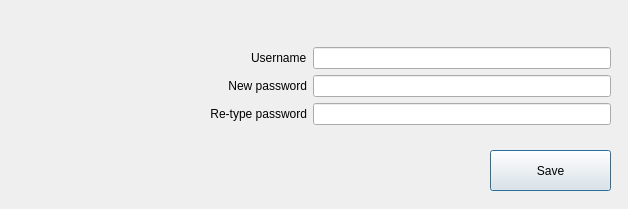
Old version of the form MyCovidRecord/changepassword.ui in the repository gagabon501/cs106-2.
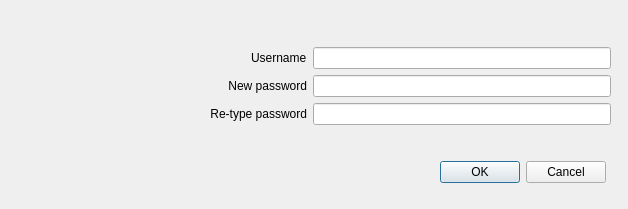
New version of the form. Icons and pictures are not drawn.

Patch:
```diff
--- a/MyCovidRecord/changepassword.ui
+++ b/MyCovidRecord/changepassword.ui
@@ -32,19 +32,6 @@
     <bool>true</bool>
    </property>
   </widget>
-  <widget class="QPushButton" name="pushButton">
-   <property name="geometry">
-    <rect>
-     <x>490</x>
-     <y>150</y>
-     <width>121</width>
-     <height>41</height>
-    </rect>
-   </property>
-   <property name="text">
-    <string>Save</string>
-   </property>
-  </widget>
   <widget class="QWidget" name="layoutWidget">
    <property name="geometry">
     <rect>
@@ -110,6 +97,19 @@
     </item>
    </layout>
   </widget>
+  <widget class="QDialogButtonBox" name="buttonBox">
+   <property name="geometry">
+    <rect>
+     <x>440</x>
+     <y>160</y>
+     <width>166</width>
+     <height>24</height>
+    </rect>
+   </property>
+   <property name="standardButtons">
+    <set>QDialogButtonBox::Cancel|QDialogButtonBox::Ok</set>
+   </property>
+  </widget>
  </widget>
  <resources>
   <include location="resources/mycovidrecord.qrc"/>
```
